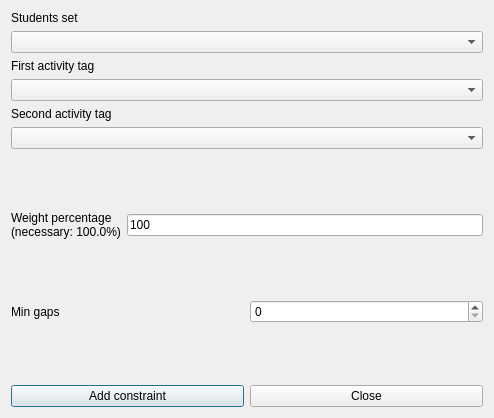
vonmecheln/fet, file fet/src/interface/addconstraintstudentssetmingapsbetweenorderedpairofactivitytagsform_template.ui: the form before one commit.
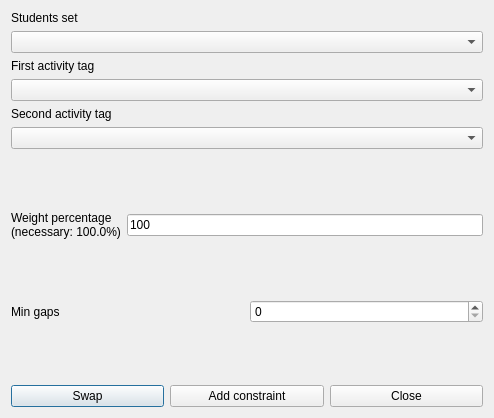
The form after the commit.

The edit to the form file:
```diff
--- a/fet/src/interface/addconstraintstudentssetmingapsbetweenorderedpairofactivitytagsform_template.ui
+++ b/fet/src/interface/addconstraintstudentssetmingapsbetweenorderedpairofactivitytagsform_template.ui
@@ -206,6 +206,13 @@
    </item>
    <item>
     <layout class="QHBoxLayout">
+     <item>
+      <widget class="QPushButton" name="swapPushButton">
+       <property name="text">
+        <string comment="Interchange (swap) the two selected activity tags in the dialog">Swap</string>
+       </property>
+      </widget>
+     </item>
      <item>
       <widget class="QPushButton" name="addConstraintPushButton">
        <property name="text">
```
